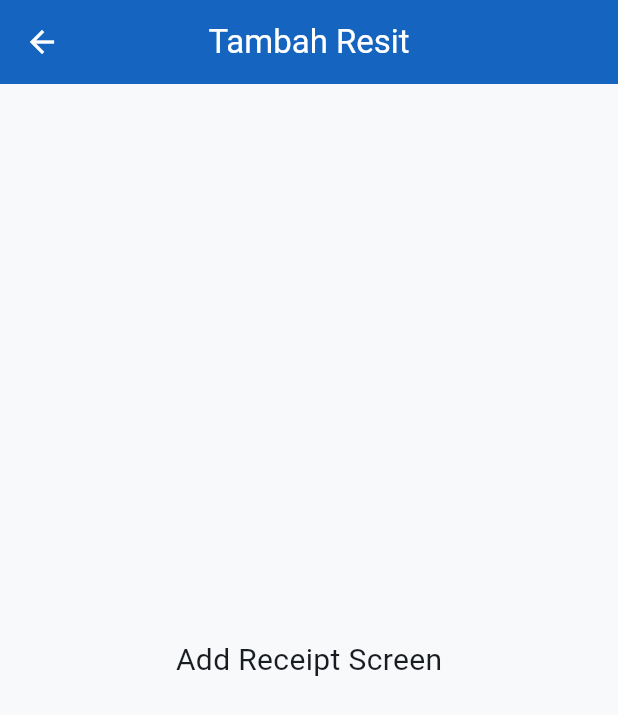
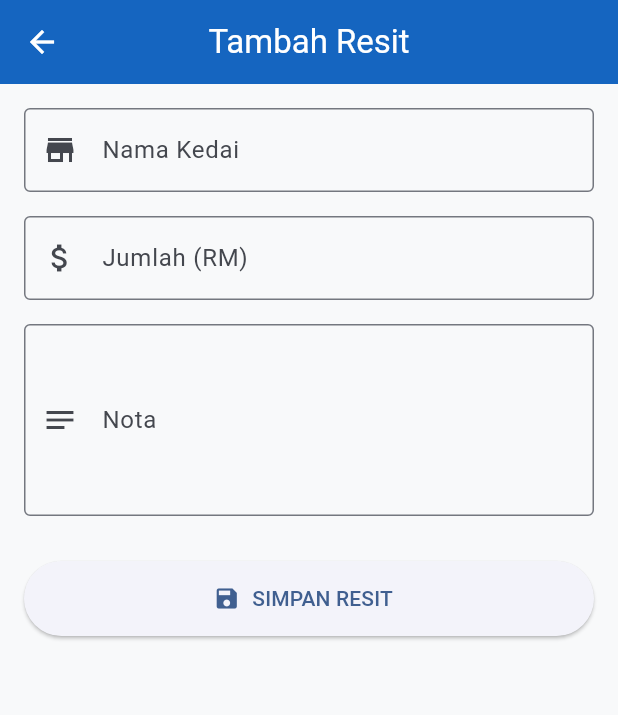
Before and after one commit to mdraimi88/RN_Tax, a Flutter app: the AddReceiptPage screen opened directly, on a phone screen of 412 x 824 dp. Shown: the top 715 px of the screen. Run offline on Flutter 3.47's test engine with Material 3 defaults, Android fonts, the phone set to English and light mode, and no system bars; our stand-ins replace drift, flutter_riverpod, go_router; accounts and stored records are empty; generated files the repository leaves out were written again.

Commit message:
feat(receipt): implement receipt creation workflow

```diff
--- /dev/null
+++ b/lib/features/receipt/domain/models/create_receipt_request.dart
@@ -0,0 +1,19 @@
+class CreateReceiptRequest {
+  final int assessmentYearId;
+  final int categoryId;
+  final String merchant;
+  final DateTime receiptDate;
+  final double amount;
+  final String imagePath;
+  final String? notes;
+
+  const CreateReceiptRequest({
+    required this.assessmentYearId,
+    required this.categoryId,
+    required this.merchant,
+    required this.receiptDate,
+    required this.amount,
+    this.imagePath = '',
+    this.notes,
+  });
+}
--- a/lib/features/receipt/presentation/pages/add_receipt_page.dart
+++ b/lib/features/receipt/presentation/pages/add_receipt_page.dart
@@ -1,14 +1,120 @@
 import 'package:flutter/material.dart';
+import 'package:flutter_riverpod/flutter_riverpod.dart';
 
-class AddReceiptPage extends StatelessWidget {
+import '../../providers/receipt_notifier.dart';
+import '../widgets/amount_text_field.dart';
+import '../widgets/merchant_text_field.dart';
+import '../widgets/notes_text_field.dart';
+import '../../domain/models/create_receipt_request.dart';
+
+class AddReceiptPage extends ConsumerStatefulWidget {
   const AddReceiptPage({super.key});
+
+  @override
+  ConsumerState<AddReceiptPage> createState() => _AddReceiptPageState();
+}
+
+class _AddReceiptPageState extends ConsumerState<AddReceiptPage> {
+  final _formKey = GlobalKey<FormState>();
+
+  final _merchantController = TextEditingController();
+  final _amountController = TextEditingController();
+  final _notesController = TextEditingController();
+
+  bool _isSaving = false;
+
+  @override
+  void dispose() {
+    _merchantController.dispose();
+    _amountController.dispose();
+    _notesController.dispose();
+    super.dispose();
+  }
+
+  Future<void> _saveReceipt() async {
+    if (!_formKey.currentState!.validate()) {
+      return;
+    }
+
+    setState(() {
+      _isSaving = true;
+    });
+
+    try {
+      await ref
+          .read(receiptNotifierProvider.notifier)
+          .addReceipt(
+            CreateReceiptRequest(
+              assessmentYearId: 1,
+              categoryId: 1,
+              merchant: _merchantController.text.trim(),
+              receiptDate: DateTime.now(),
+              amount: double.parse(_amountController.text),
+              notes: _notesController.text.trim(),
+            ),
+          );
+
+      if (!mounted) return;
+
+      ScaffoldMessenger.of(
+        context,
+      ).showSnackBar(const SnackBar(content: Text('Resit berjaya disimpan')));
+
+      Navigator.pop(context);
+    } catch (e) {
+      if (!mounted) return;
+
+      ScaffoldMessenger.of(
+        context,
+      ).showSnackBar(SnackBar(content: Text('Ralat: $e')));
+    } finally {
+      if (mounted) {
+        setState(() {
+          _isSaving = false;
+        });
+      }
+    }
+  }
 
   @override
   Widget build(BuildContext context) {
     return Scaffold(
-      appBar: AppBar(title: const Text('Tambah Resit'), centerTitle: true),
-      body: const Center(
-        child: Text('Add Receipt Screen', style: TextStyle(fontSize: 20)),
+      appBar: AppBar(title: const Text('Tambah Resit')),
+      body: SafeArea(
+        child: Form(
+          key: _formKey,
+          child: ListView(
+            padding: const EdgeInsets.all(16),
+            children: [
+              MerchantTextField(controller: _merchantController),
+
+              const SizedBox(height: 16),
+
+              AmountTextField(controller: _amountController),
+
+              const SizedBox(height: 16),
+
+              NotesTextField(controller: _notesController),
+
+              const SizedBox(height: 30),
+
+              SizedBox(
+                height: 50,
+                child: ElevatedButton.icon(
+                  onPressed: _isSaving ? null : _saveReceipt,
+                  icon: _isSaving
+                      ? const SizedBox(
+                          width: 18,
+                          height: 18,
+                          child: CircularProgressIndicator(strokeWidth: 2),
+                        )
+                      : const Icon(Icons.save),
+                  label: Text(_isSaving ? 'MENYIMPAN...' : 'SIMPAN RESIT'),
+                ),
+              ),
+            ],
+          ),
+        ),
       ),
     );
   }
--- /dev/null
+++ b/lib/features/receipt/presentation/widgets/amount_text_field.dart
@@ -0,0 +1,37 @@
+import 'package:flutter/material.dart';
+import 'package:flutter/services.dart';
+
+class AmountTextField extends StatelessWidget {
+  final TextEditingController controller;
+
+  const AmountTextField({super.key, required this.controller});
+
+  @override
+  Widget build(BuildContext context) {
+    return TextFormField(
+      controller: controller,
+      keyboardType: const TextInputType.numberWithOptions(decimal: true),
+      inputFormatters: [
+        FilteringTextInputFormatter.allow(RegExp(r'^\d*\.?\d{0,2}')),
+      ],
+      decoration: const InputDecoration(
+        labelText: 'Jumlah (RM)',
+        prefixIcon: Icon(Icons.attach_money),
+        border: OutlineInputBorder(),
+      ),
+      validator: (value) {
+        if (value == null || value.isEmpty) {
+          return 'Sila masukkan jumlah';
+        }
+
+        final amount = double.tryParse(value);
+
+        if (amount == null || amount <= 0) {
+          return 'Jumlah tidak sah';
+        }
+
+        return null;
+      },
+    );
+  }
+}
--- /dev/null
+++ b/lib/features/receipt/presentation/widgets/merchant_text_field.dart
@@ -0,0 +1,27 @@
+import 'package:flutter/material.dart';
+
+class MerchantTextField extends StatelessWidget {
+  final TextEditingController controller;
+
+  const MerchantTextField({super.key, required this.controller});
+
+  @override
+  Widget build(BuildContext context) {
+    return TextFormField(
+      controller: controller,
+      textCapitalization: TextCapitalization.words,
+      decoration: const InputDecoration(
+        labelText: 'Nama Kedai',
+        hintText: 'Contoh: Watsons, Guardian',
+        prefixIcon: Icon(Icons.store),
+        border: OutlineInputBorder(),
+      ),
+      validator: (value) {
+        if (value == null || value.trim().isEmpty) {
+          return 'Sila masukkan nama kedai';
+        }
+        return null;
+      },
+    );
+  }
+}
--- /dev/null
+++ b/lib/features/receipt/presentation/widgets/notes_text_field.dart
@@ -0,0 +1,21 @@
+import 'package:flutter/material.dart';
+
+class NotesTextField extends StatelessWidget {
+  final TextEditingController controller;
+
+  const NotesTextField({super.key, required this.controller});
+
+  @override
+  Widget build(BuildContext context) {
+    return TextFormField(
+      controller: controller,
+      maxLines: 4,
+      decoration: const InputDecoration(
+        labelText: 'Nota',
+        hintText: 'Maklumat tambahan...',
+        prefixIcon: Icon(Icons.notes),
+        border: OutlineInputBorder(),
+      ),
+    );
+  }
+}
```
Also changed, not shown: lib/features/dashboard/presentation/pages/dashboard_page.dart (+3 -5 lines), lib/features/receipt/providers/receipt_notifier.dart (added, +81 -0 lines).
